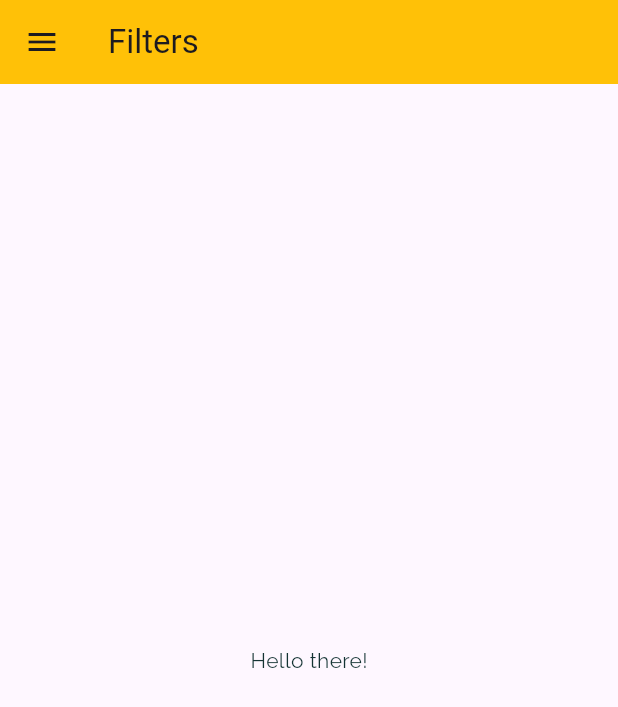
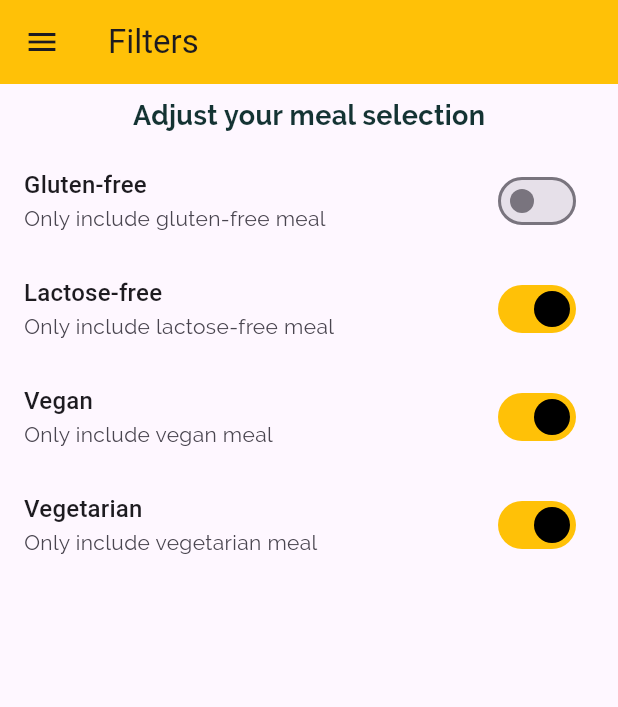
Before and after one commit to emmaephrim/DishDiscover, a Flutter app: the FiltersScreen screen opened by its route, on a phone screen of 412 x 824 dp. Shown: the top 707 px of the screen. Run offline on Flutter 3.47's test engine with Material 3 defaults, Android fonts, the phone set to English and light mode, and no system bars; our stand-ins replace flutter_riverpod.

Commit message:
feat: filter screen items & error builder hanlder for images loading error

```diff
--- /dev/null
+++ b/lib/providers/filter_provider.dart
@@ -0,0 +1,43 @@
+import 'package:flutter_riverpod/legacy.dart';
+
+final filterProvider = StateNotifierProvider<FilterNotifier, Map<String, bool>>(
+  (ref) {
+    return FilterNotifier();
+  },
+);
+
+class FilterNotifier extends StateNotifier<Map<String, bool>> {
+  FilterNotifier()
+    : super({
+        'isGlutenFree': false,
+        'isVegan': true,
+        'isVegetarian': true,
+        'isLactoseFree': true,
+      });
+
+  void toggleFilter(String filterKey, bool status) {
+    state = {...state, filterKey: status};
+  }
+}
+
+// import 'package:flutter_riverpod/flutter_riverpod.dart';
+
+// final filterProvider = NotifierProvider<FilterNotifier, Map<String, bool>>(() {
+//   return FilterNotifier();
+// });
+
+// class FilterNotifier extends Notifier<Map<String, bool>> {
+//   @override
+//   Map<String, bool> build() {
+//     return {
+//       'isGlutenFree': false,
+//       'isVegan': true,
+//       'isVegetarian': true,
+//       'isLactoseFree': true,
+//     };
+//   }
+
+//   void toggleFilter(String filterKey, bool status) {
+//     state = {...state, filterKey: status};
+//   }
+// }
--- a/lib/screen/filters_screen.dart
+++ b/lib/screen/filters_screen.dart
@@ -1,17 +1,90 @@
+import 'package:dish_discover/providers/filter_provider.dart';
 import 'package:dish_discover/widgets/main_drawer.dart';
 import 'package:flutter/material.dart';
+import 'package:flutter_riverpod/flutter_riverpod.dart';
 
-class FiltersScreen extends StatelessWidget {
+class FiltersScreen extends ConsumerStatefulWidget {
   static const routeName = 'filters-screen';
 
-  const FiltersScreen({super.key});
+  FiltersScreen({super.key});
+
+  @override
+  ConsumerState<FiltersScreen> createState() => _FiltersScreenState();
+}
+
+class _FiltersScreenState extends ConsumerState<FiltersScreen> {
+  Widget buildSwitchListTile(
+    String title,
+    String description,
+    bool currentValue,
+    ValueChanged<bool> updateValue,
+  ) {
+    return SwitchListTile(
+      activeTrackColor: Colors.amber,
+      activeThumbColor: Colors.black,
+      onChanged: updateValue,
+      value: currentValue,
+      title: Text(title, style: Theme.of(context).textTheme.titleMedium),
+      subtitle: Text(description),
+    );
+  }
 
   @override
   Widget build(BuildContext context) {
+    final activeFilters = ref.watch(filterProvider);
+
     return Scaffold(
       drawer: MainDrawer(),
       appBar: AppBar(title: Text("Filters")),
-      body: Center(child: Text("Hello there!")),
+      body: Column(
+        children: [
+          Container(
+            padding: EdgeInsets.all(8),
+            child: Text(
+              "Adjust your meal selection",
+              style: TextStyle(fontWeight: FontWeight.bold, fontSize: 18),
+            ),
+          ),
+          Expanded(
+            child: ListView(
+              children: [
+                buildSwitchListTile(
+                  "Gluten-free",
+                  "Only include gluten-free meal",
+                  activeFilters['isGlutenFree'] ?? false,
+                  (newValue) => ref
+                      .read(filterProvider.notifier)
+                      .toggleFilter('isGlutenFree', newValue),
+                ),
+                buildSwitchListTile(
+                  "Lactose-free",
+                  "Only include lactose-free meal",
+                  activeFilters['isLactoseFree'] ?? false,
+                  (newValue) => ref
+                      .read(filterProvider.notifier)
+                      .toggleFilter('isLactoseFree', newValue),
+                ),
+                buildSwitchListTile(
+                  "Vegan",
+                  "Only include vegan meal",
+                  activeFilters['isVegan'] ?? false,
+                  (newValue) => ref
+                      .read(filterProvider.notifier)
+                      .toggleFilter('isVegan', newValue),
+                ),
+                buildSwitchListTile(
+                  "Vegetarian",
+                  "Only include vegetarian meal",
+                  activeFilters['isVegetarian'] ?? false,
+                  (newValue) => ref
+                      .read(filterProvider.notifier)
+                      .toggleFilter('isVegetarian', newValue),
+                ),
+              ],
+            ),
+          ),
+        ],
+      ),
     );
   }
 }
```
Also changed, not shown: lib/providers/meal_provider.dart (+20 -2 lines), lib/screen/category_meals_screen.dart (+7 -3 lines), lib/screen/meal_detail_screen.dart (+23 -4 lines), lib/widgets/meal_item.dart (+13 -0 lines).
